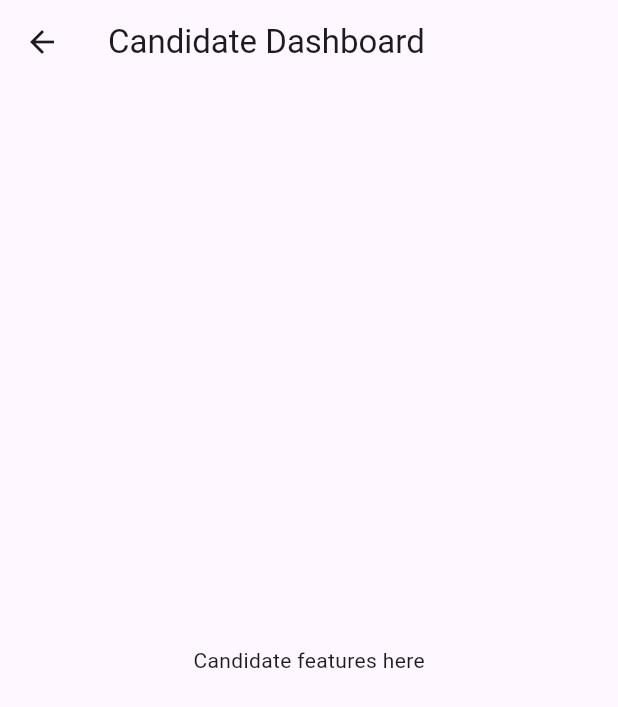
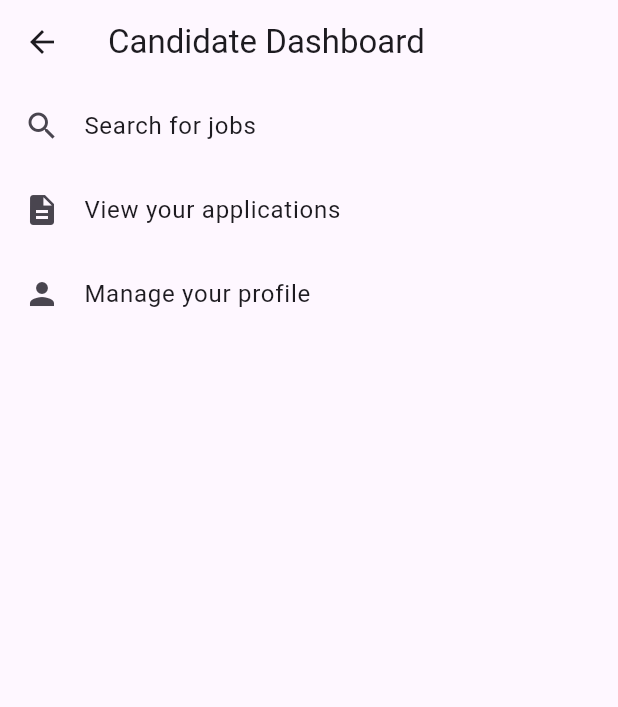
Before and after one commit to ihabsouey/talentFlow, a Flutter app: the CandidateDashboard screen opened directly, on a phone screen of 412 x 824 dp. Shown: the top 707 px of the screen. Run offline on Flutter 3.47's test engine with Material 3 defaults, Android fonts, the phone set to English and light mode, and no system bars.

Commit message:
Add basic dashboards and role-based login navigation

```diff
--- a/frontend/lib/screens/candidate_dashboard.dart
+++ b/frontend/lib/screens/candidate_dashboard.dart
@@ -7,7 +7,22 @@ class CandidateDashboard extends StatelessWidget {
   Widget build(BuildContext context) {
     return Scaffold(
       appBar: AppBar(title: const Text('Candidate Dashboard')),
-      body: const Center(child: Text('Candidate features here')),
+      body: ListView(
+        children: const [
+          ListTile(
+            leading: Icon(Icons.search),
+            title: Text('Search for jobs'),
+          ),
+          ListTile(
+            leading: Icon(Icons.description),
+            title: Text('View your applications'),
+          ),
+          ListTile(
+            leading: Icon(Icons.person),
+            title: Text('Manage your profile'),
+          ),
+        ],
+      ),
     );
   }
 }
```
Also changed, not shown: frontend/lib/screens/login.dart (+24 -0 lines), frontend/lib/screens/recruiter_dashboard.dart (+16 -1 lines).
